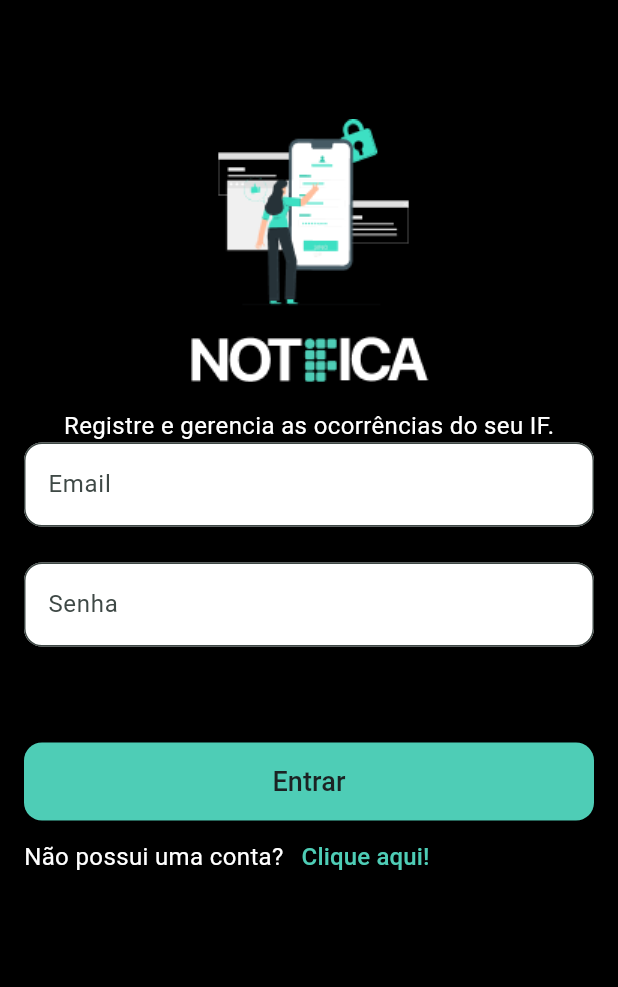
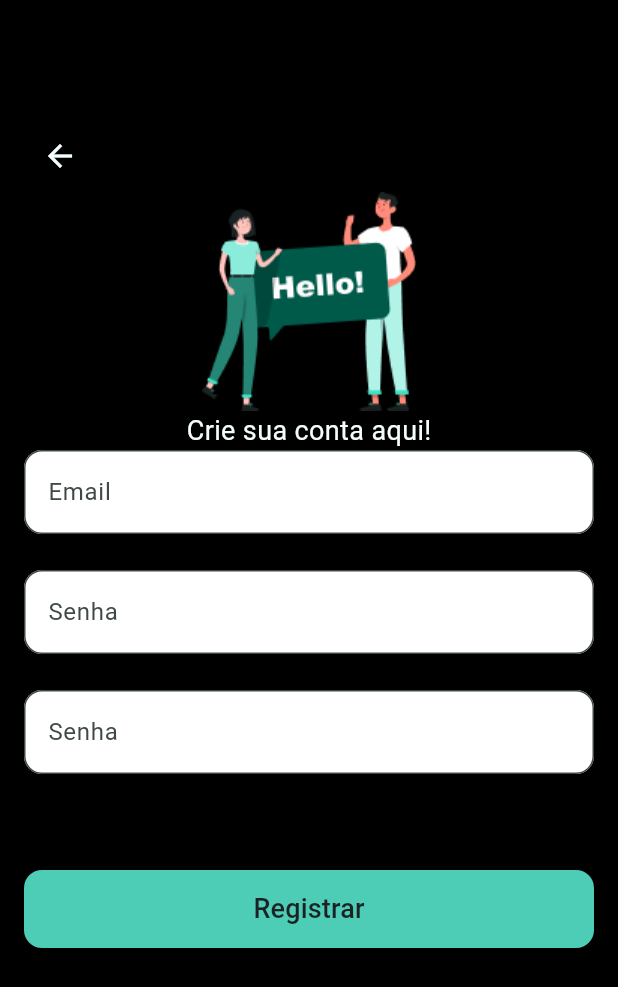
Before and after one commit to R2Damacena/NotificaAppFlutter, a Flutter app: the screen it shows after launch, after a tap on "Clique aqui!", on a phone screen of 412 x 824 dp. Shown: the top 987 px of the screen. Run offline on Flutter 3.47's test engine with Material 2 defaults, Android fonts, the phone set to English and light mode, and no system bars; our stand-ins replace go_router.

Commit message:
tela create account

```diff
--- a/lib/main.dart
+++ b/lib/main.dart
@@ -1,17 +1,35 @@
 import 'package:flutter/material.dart';
+import 'package:go_router/go_router.dart';
 import 'package:notifica_app/assets/colors/colors.dart';
+import 'package:notifica_app/pages/createAccount_page.dart';
 import 'package:notifica_app/pages/login_page.dart';
 
 void main() {
   runApp(const MyApp());
 }
 
+final GoRouter _router = GoRouter(routes: <RouteBase>[
+  GoRoute(
+    path: '/',
+    builder: (BuildContext context, GoRouterState state) {
+      return const LoginPage();
+    },
+  ),
+  GoRoute(
+    path: '/createAccount',
+    builder: (BuildContext context, GoRouterState state) {
+      return const CreateAccountPage();
+    },
+  ),
+]);
+
 class MyApp extends StatelessWidget {
   const MyApp({super.key});
 
   @override
   Widget build(BuildContext context) {
-    return MaterialApp(
+    return MaterialApp.router(
+      routerConfig: _router,
       title: 'Flutter Demo',
       debugShowCheckedModeBanner: false,
       theme: ThemeData(
@@ -21,7 +39,6 @@ class MyApp extends StatelessWidget {
         ),
         useMaterial3: true,
       ),
-      home: const LoginPage(),
     );
   }
 }
--- a/lib/pages/createAccount_page.dart
+++ b/lib/pages/createAccount_page.dart
@@ -0,0 +1,95 @@
+import 'package:flutter/material.dart';
+import 'package:go_router/go_router.dart';
+import 'package:notifica_app/assets/colors/colors.dart';
+
+class CreateAccountPage extends StatefulWidget {
+  const CreateAccountPage({super.key});
+
+  @override
+  State<CreateAccountPage> createState() => _CreateAccountPageState();
+}
+
+class _CreateAccountPageState extends State<CreateAccountPage> {
+  @override
+  Widget build(BuildContext context) {
+    return Scaffold(
+      backgroundColor: Colors.black,
+      body: Padding(
+        padding: const EdgeInsets.symmetric(vertical: 80, horizontal: 16),
+        child: Column(
+          children: [
+            Row(
+              children: [
+                IconButton(
+                    onPressed: () => context.go('/'),
+                    icon: const Icon(
+                      Icons.arrow_back,
+                      color: AppNotificaColors.whiteApp,
+                    )),
+              ],
+            ),
+            Container(
+              alignment: Alignment.center,
+              child: Image.asset('lib/assets/images/createAccount_image.png'),
+            ),
+            const Text(
+              'Crie sua conta aqui!',
+              style: TextStyle(
+                color: AppNotificaColors.whiteApp,
+                fontSize: 18,
+              ),
+            ),
+            Form(
+                child: Column(
+              children: [
+                TextFormField(
+                    decoration: InputDecoration(
+                        label: const Text('Email'),
+                        filled: true,
+                        fillColor: Colors.white,
+                        border: OutlineInputBorder(
+                            borderRadius: BorderRadius.circular(12)))),
+                const SizedBox(height: 24),
+                TextFormField(
+                    decoration: InputDecoration(
+                        label: const Text('Senha'),
+                        filled: true,
+                        fillColor: Colors.white,
+                        border: OutlineInputBorder(
+                            borderRadius: BorderRadius.circular(12)))),
+                const SizedBox(height: 24),
+                TextFormField(
+                    decoration: InputDecoration(
+                        label: const Text('Senha'),
+                        filled: true,
+                        fillColor: Colors.white,
+                        border: OutlineInputBorder(
+                            borderRadius: BorderRadius.circular(12)))),
+                const SizedBox(height: 64),
+                SizedBox(
+                  width: double.maxFinite,
+                  height: 52,
+                  child: ElevatedButton(
+                    onPressed: () {},
+                    style: ElevatedButton.styleFrom(
+                        backgroundColor: AppNotificaColors.greenApp,
+                        shape: RoundedRectangleBorder(
+                          borderRadius: BorderRadius.circular(12),
+                        )),
+                    child: const Text(
+                      'Registrar',
+                      style: TextStyle(
+                        color: AppNotificaColors.blackApp,
+                        fontSize: 18,
+                      ),
+                    ),
+                  ),
+                ),
+              ],
+            ))
+          ],
+        ),
+      ),
+    );
+  }
+}
--- a/lib/pages/login_page.dart
+++ b/lib/pages/login_page.dart
@@ -1,4 +1,5 @@
 import 'package:flutter/material.dart';
+import 'package:go_router/go_router.dart';
 import 'package:notifica_app/assets/colors/colors.dart';
 
 class LoginPage extends StatefulWidget {
@@ -87,7 +88,7 @@ class _LoginPageState extends State<LoginPage> {
                       ),
                     ),
                     TextButton(
-                      onPressed: () {},
+                      onPressed: () => context.go('/createAccount'),
                       child: const Text('Clique aqui!',
                           style: TextStyle(
                             color: AppNotificaColors.greenApp,
--- a/pubspec.yaml
+++ b/pubspec.yaml
@@ -30,6 +30,8 @@ environment:
 dependencies:
   flutter:
     sdk: flutter
+
+  go_router: ^9.0.3
 
   # The following adds the Cupertino Icons font to your application.
   # Use with the CupertinoIcons class for iOS style icons.
```
Also changed, not shown: pubspec.lock.
